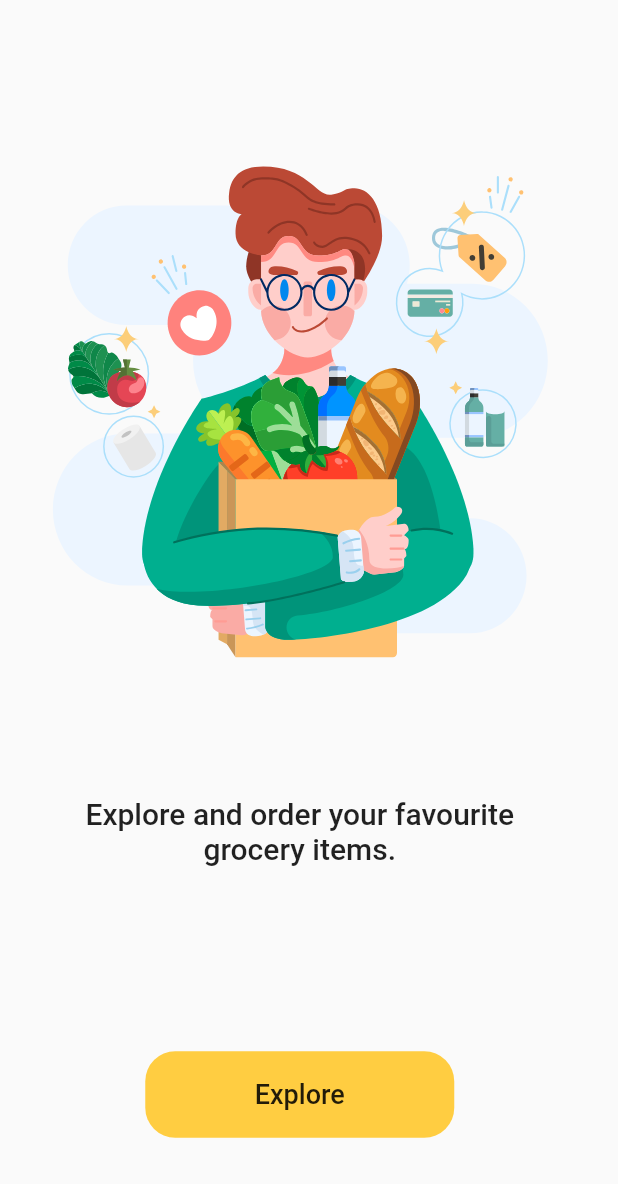
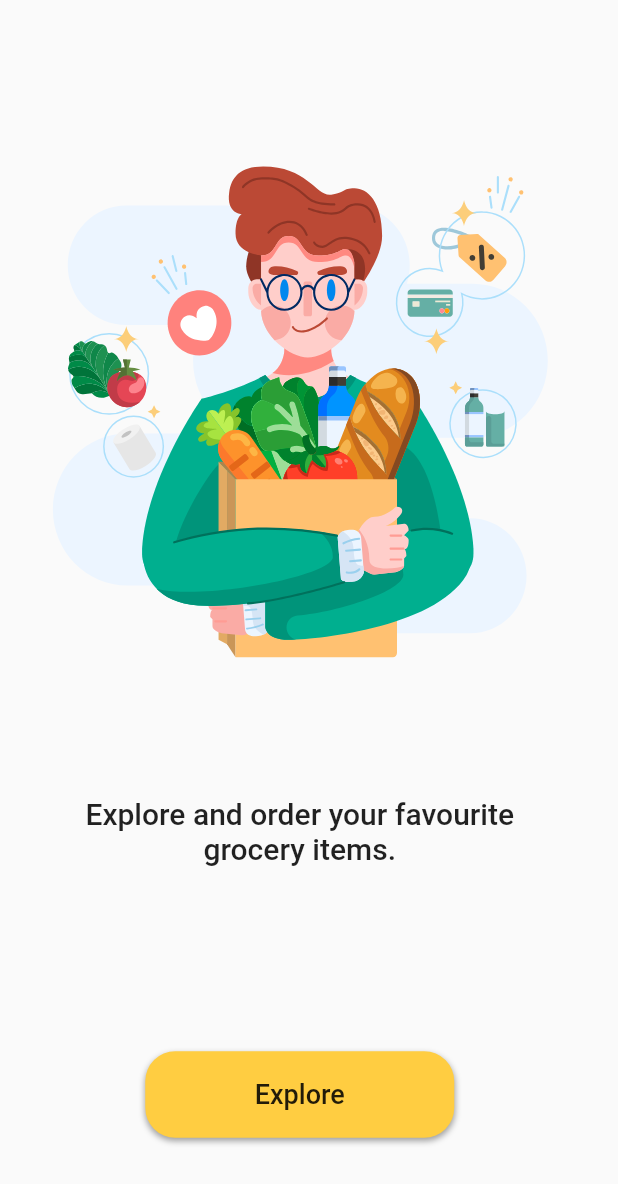
Before and after one commit to thejorabek/grocery_app, a Flutter app: the screen it shows after launch, on a phone screen of 412 x 824 dp. Shown: the top 1184 px of the screen. Run offline on Flutter 3.47's test engine with Material 2 defaults, Android fonts, the phone set to English and light mode, and no system bars; our stand-ins replace flutter_svg.

Commit message:
Some changes

```diff
--- a/lib/utils/routers/router.dart
+++ b/lib/utils/routers/router.dart
@@ -1,4 +1,5 @@
 import 'package:flutter/material.dart';
+import 'package:grocery_app/views/cart_screen.dart';
 import 'package:grocery_app/views/home_screen.dart';
 import 'package:grocery_app/views/splash_screen.dart';
 
@@ -9,6 +10,8 @@ class MyRouter {
         return MaterialPageRoute(builder: (context) => const SplashScreen());
       case home:
         return MaterialPageRoute(builder: (context) => const HomeScreen());
+      case cart:
+        return MaterialPageRoute(builder: (context) => const CartScreen());
       //     case :
       //         final args = settings.arguments as ;
       //         return MaterialPageRoute(
@@ -28,4 +31,5 @@ class MyRouter {
 
   static const String splash = '/';
   static const String home = '/home';
+  static const String cart = '/cart';
 }
--- a/lib/views/splash_screen.dart
+++ b/lib/views/splash_screen.dart
@@ -1,6 +1,8 @@
 import 'package:flutter/material.dart';
 import 'package:flutter_svg/flutter_svg.dart';
 import 'package:grocery_app/utils/constants/colors.dart';
+import 'package:grocery_app/utils/routers/router.dart';
+import 'package:grocery_app/widgets/custom_button.dart';
 
 class SplashScreen extends StatelessWidget {
   const SplashScreen({super.key});
@@ -22,15 +24,13 @@ class SplashScreen extends StatelessWidget {
             style: TextStyle(fontSize: 20, fontWeight: FontWeight.w500),
           ),
           SizedBox(height: height * .15),
-          Container(
-            decoration: BoxDecoration(color: MyColors.yellow, borderRadius: BorderRadius.circular(20)),
-            width: width * .5,
-            height: height * .07,
-            child: const Center(
-                child: Text(
-              'Explore',
-              style: TextStyle(fontSize: 18, fontWeight: FontWeight.w500),
-            )),
+          MyButton(
+            width: width,
+            height: height,
+            color: MyColors.yellow,
+            onTap: () {
+              Navigator.pushNamedAndRemoveUntil(context, MyRouter.home, (route) => false);
+            },
           )
         ]),
       ),
--- /dev/null
+++ b/lib/widgets/custom_button.dart
@@ -0,0 +1,29 @@
+import 'package:flutter/material.dart';
+
+class MyButton extends StatelessWidget {
+  const MyButton({Key? key, required this.width, required this.height, required this.onTap, required this.color}) : super(key: key);
+
+  final double width;
+  final double height;
+  final VoidCallback onTap;
+  final Color color;
+
+  @override
+  Widget build(BuildContext context) {
+    return GestureDetector(
+        onTap: onTap,
+        child: Container(
+          decoration: BoxDecoration(
+              color: color,
+              borderRadius: BorderRadius.circular(20),
+              boxShadow: const [BoxShadow(offset: Offset(0, 2), blurRadius: 3, color: Colors.grey)]),
+          width: width * .5,
+          height: height * .07,
+          child: const Center(
+              child: Text(
+            'Explore',
+            style: TextStyle(fontSize: 18, fontWeight: FontWeight.w500),
+          )),
+        ));
+  }
+}
```
Also changed, not shown: lib/utils/constants/db.dart (added, +8 -0 lines), lib/views/cart_screen.dart (added, +17 -0 lines), lib/views/home_screen.dart (+41 -3 lines), assets/banana.svg (added).
